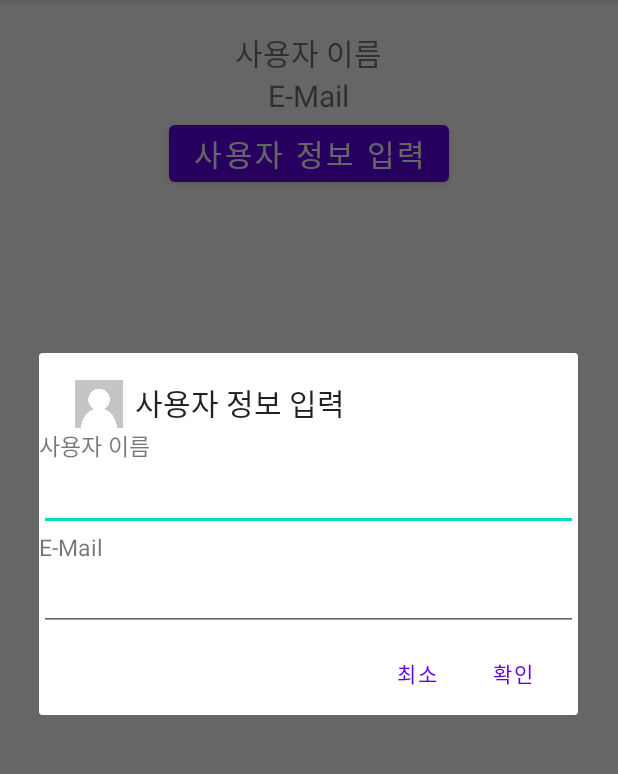
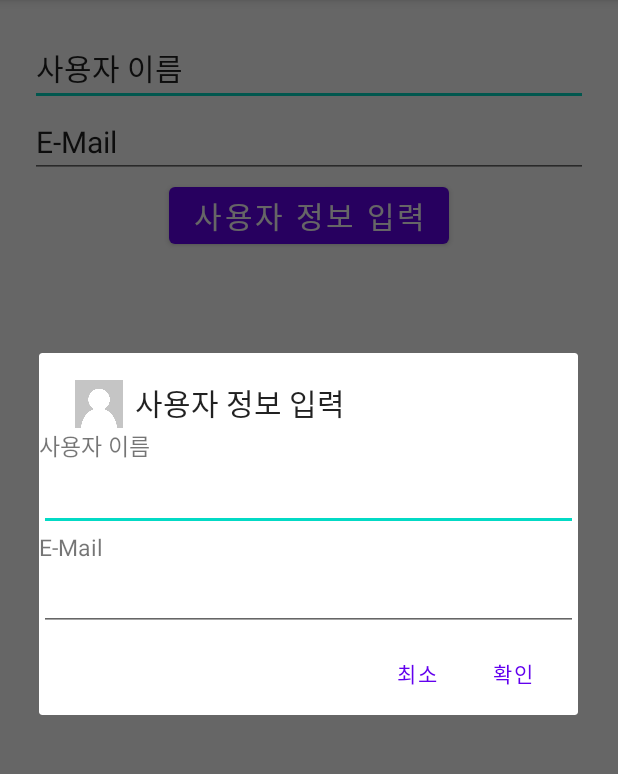
Before and after one commit to dana0221/emirim_Project7_3, an Android app: the screen it shows after launch (MainActivity), after a tap on "사용자 정보 입력", on a phone screen of 412 x 824 dp, the part 84-858 px from its top. Run offline under Robolectric (Android 15) with nearby library versions, the phone set to English and light mode, and no system bars.

Commit message:
Edit MainActivity(Dir_Sol 7_3) Commit

```diff
--- a/app/src/main/java/com/example/emirim_project7_3/MainActivity.java
+++ b/app/src/main/java/com/example/emirim_project7_3/MainActivity.java
@@ -9,10 +9,12 @@ import android.view.View;
 import android.widget.Button;
 import android.widget.EditText;
 import android.widget.TextView;
+import android.widget.Toast;
 
 public class MainActivity extends AppCompatActivity {
-    TextView textName, textEmail;
-    View dialogV;
+    EditText editMainName, editMainEmail;
+    TextView textName, textEmail, textToast;
+    View dialogV, toastV;
     EditText editName, editEmail;
 
     @Override
@@ -20,8 +22,8 @@ public class MainActivity extends AppCompatActivity {
         super.onCreate(savedInstanceState);
         setContentView(R.layout.activity_main);
 
-        textName = findViewById(R.id.user_name);
-        textEmail = findViewById(R.id.user_email);
+        editMainName = findViewById(R.id.user_name);
+        editMainEmail = findViewById(R.id.user_email);
 
         Button btnInput = findViewById(R.id.btn_input);
 
@@ -41,11 +43,21 @@ public class MainActivity extends AppCompatActivity {
                 public void onClick(DialogInterface dialog, int which) {
                     editName = dialogV.findViewById(R.id.dilog_edit_name);
                     editEmail = dialogV.findViewById(R.id.dilog_edit_email);
-                    textName.setText(editName.getText().toString());
-                    textEmail.setText(editEmail.getText().toString());
+                    editMainName.setText(editName.getText().toString());
+                    editMainEmail.setText(editEmail.getText().toString());
                 }
             });
-            dialog.setNegativeButton("최소", null);
+            dialog.setNegativeButton("최소", new DialogInterface.OnClickListener() {
+                @Override
+                public void onClick(DialogInterface dialog, int which) {
+                    Toast toast = new Toast(MainActivity.this);
+                    toastV = View.inflate(MainActivity.this, R.layout.toast1, null);
+                    textToast = toastV.findViewById(R.id.toast_text);
+                    textToast.setText("취소했습니다.");
+                    toast.setView(toastV);
+                    toast.show();
+                }
+            });
             dialog.show();
         }
     };
--- a/app/src/main/res/layout/activity_main.xml
+++ b/app/src/main/res/layout/activity_main.xml
@@ -9,16 +9,16 @@
     android:padding="20dp"
     tools:context=".MainActivity">
 
-    <TextView
+    <EditText
         android:id="@+id/user_name"
-        android:layout_width="wrap_content"
+        android:layout_width="match_parent"
         android:layout_height="wrap_content"
         android:text="@string/user_name"
         android:textSize="20sp"/>
 
-    <TextView
+    <EditText
         android:id="@+id/user_email"
-        android:layout_width="wrap_content"
+        android:layout_width="match_parent"
         android:layout_height="wrap_content"
         android:text="@string/user_email"
         android:textSize="20sp"/>
```
